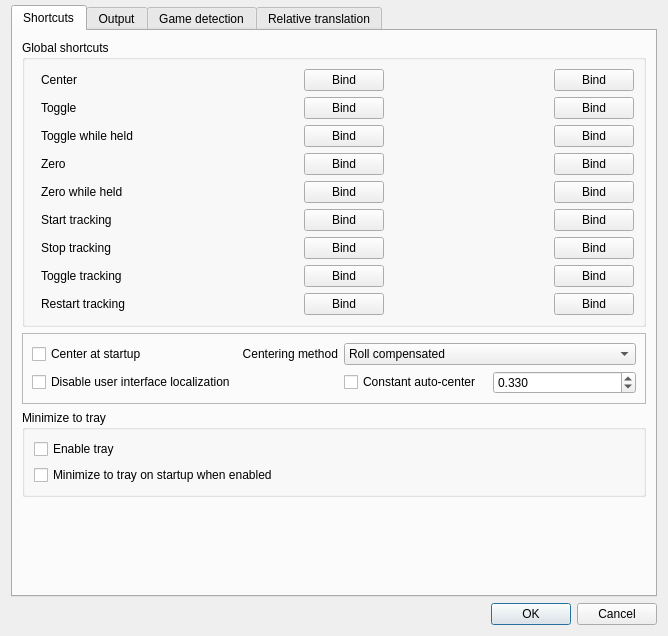
Qt form gui/options-dialog.ui (stooone/opentrack) before a commit.
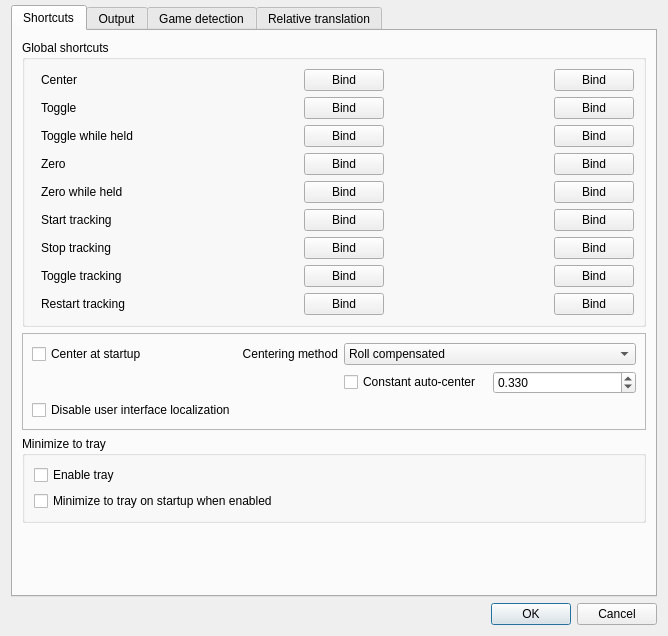
The same form after that commit. Icons and pictures are not drawn. Custom widgets are drawn as their Qt base class.

Commit message: gui: Put Constant auto-center between Center at startup and Disable UI localization to fix overlapping

The edit to the form file:
```diff
--- a/gui/options-dialog.ui
+++ b/gui/options-dialog.ui
@@ -811,7 +811,7 @@
           <enum>QFrame::Shadow::Sunken</enum>
          </property>
          <layout class="QGridLayout" name="gridLayout_2">
-          <item row="1" column="0">
+          <item row="2" column="0">
            <widget class="QCheckBox" name="disable_translation">
             <property name="sizePolicy">
              <sizepolicy hsizetype="Maximum" vsizetype="Maximum">
@@ -886,7 +886,7 @@
             </item>
            </layout>
           </item>
-          <item row="1" column="0">
+          <item row="2" column="1">
            <widget class="QLabel" name="label_29">
             <property name="text">
              <string/>
```
